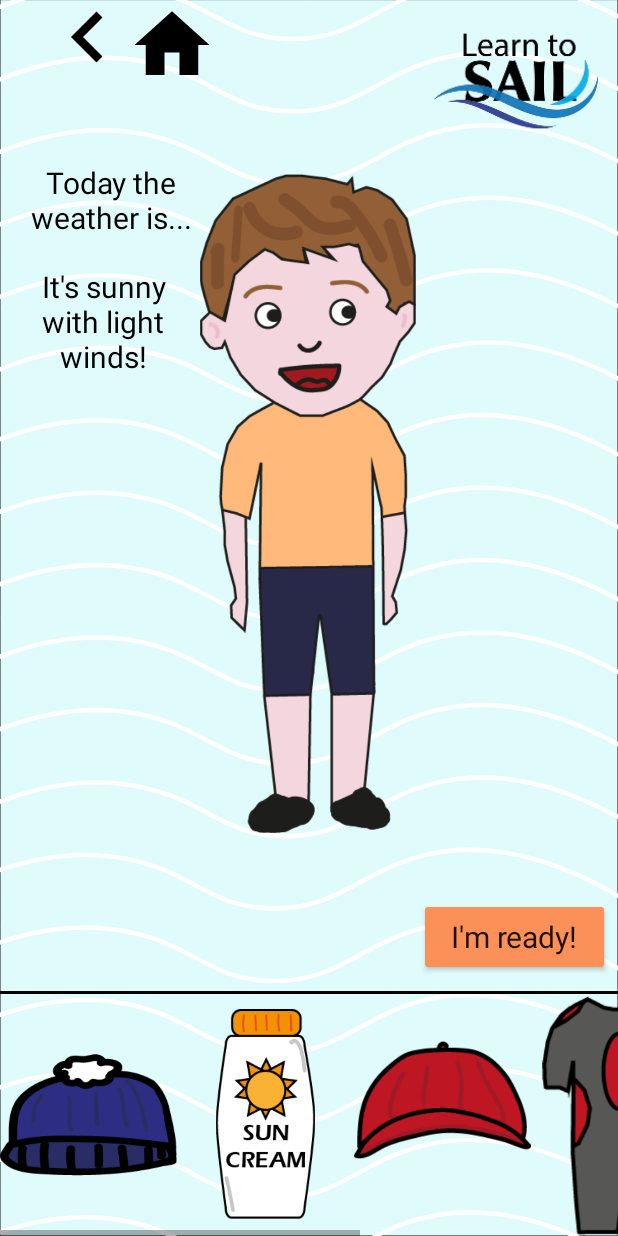
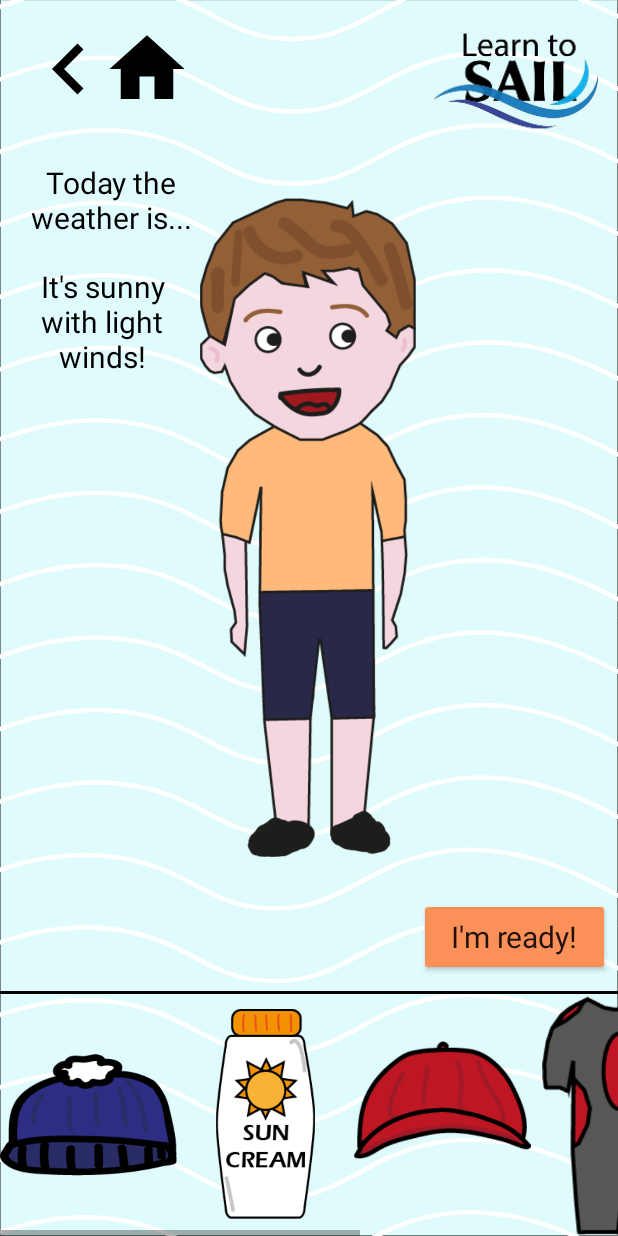
Before and after one commit to acmercer/LearnToSail, an Android app: the DressToSailActivity screen opened directly, with no data from a screen before it, on a phone screen of 412 x 824 dp. Run offline under Robolectric (Android 15) with nearby library versions, the phone set to English and light mode, and no system bars; Roboto replaces fonts that are not available here.

Commit message:
Updates and changes

```diff
--- a/app/src/main/res/layout/activity_dress_to_sail.xml
+++ b/app/src/main/res/layout/activity_dress_to_sail.xml
@@ -22,14 +22,12 @@
         android:id="@+id/backButton3"
         android:layout_width="92dp"
         android:layout_height="92dp"
-        android:layout_marginEnd="172dp"
-        android:layout_marginBottom="40dp"
         android:adjustViewBounds="true"
         android:backgroundTint="#00FFFFFF"
         android:contentDescription="@string/backbutton"
         android:scaleType="fitCenter"
-        app:layout_constraintBottom_toBottomOf="@+id/imageView15"
-        app:layout_constraintEnd_toStartOf="@id/imageView15"
+        app:layout_constraintStart_toStartOf="parent"
+        app:layout_constraintTop_toTopOf="parent"
         app:srcCompat="@drawable/ic_baseline_navigate_before_24"
         app:tint="@color/black"
         tools:ignore="RedundantDescriptionCheck" />
@@ -233,14 +231,11 @@
         android:id="@+id/suncreamR"
         android:layout_width="45dp"
         android:layout_height="40dp"
-        android:layout_marginStart="152dp"
         android:layout_marginTop="4dp"
-        android:layout_marginEnd="13dp"
+        android:layout_marginEnd="52dp"
         android:contentDescription="@string/sunCream"
         android:visibility="invisible"
-        app:layout_constraintEnd_toStartOf="@+id/suncreamL"
-        app:layout_constraintHorizontal_bias="1.0"
-        app:layout_constraintStart_toStartOf="parent"
+        app:layout_constraintEnd_toEndOf="@+id/suncreamL"
         app:layout_constraintTop_toBottomOf="@+id/winterHat"
         app:srcCompat="@drawable/ic_baseline_minimize_24" />
 
@@ -248,12 +243,11 @@
         android:id="@+id/suncreamL"
         android:layout_width="43dp"
         android:layout_height="38dp"
+        android:layout_marginStart="102dp"
         android:layout_marginTop="4dp"
-        android:layout_marginEnd="144dp"
         android:contentDescription="@string/sunCream"
         android:visibility="invisible"
-        app:layout_constraintEnd_toEndOf="parent"
-        app:layout_constraintStart_toEndOf="@+id/suncreamR"
+        app:layout_constraintStart_toStartOf="@+id/imageView16"
         app:layout_constraintTop_toBottomOf="@+id/winterHat"
         app:srcCompat="@drawable/ic_baseline_minimize_24" />
 
@@ -278,14 +272,13 @@
         style="@android:style/Widget.ImageButton"
         android:layout_width="60dp"
         android:layout_height="60dp"
-        android:layout_marginStart="72dp"
+        android:layout_marginStart="68dp"
+        android:layout_marginTop="16dp"
         android:background="#003C2727"
         android:contentDescription="@string/homebtn"
         android:scaleType="fitCenter"
-        app:layout_constraintBottom_toBottomOf="@+id/backButton3"
-        app:layout_constraintStart_toStartOf="@+id/backButton3"
+        app:layout_constraintStart_toStartOf="parent"
         app:layout_constraintTop_toTopOf="parent"
-        app:layout_constraintVertical_bias="0.0"
         app:srcCompat="@drawable/ic_baseline_home_24"
         app:tint="#000000" />
 
@@ -293,14 +286,14 @@
         android:id="@+id/textView2"
         android:layout_width="120dp"
         android:layout_height="94dp"
+        android:layout_marginStart="8dp"
         android:layout_marginTop="3dp"
-        android:layout_marginEnd="28dp"
         android:fontFamily="@font/arvo_bold"
         android:text="@string/weatherToday"
         android:textAlignment="center"
         android:textColor="#000000"
         android:textSize="20sp"
-        app:layout_constraintEnd_toStartOf="@+id/suncreamR"
+        app:layout_constraintStart_toStartOf="parent"
         app:layout_constraintTop_toBottomOf="@+id/textView16" />
 
 
```
